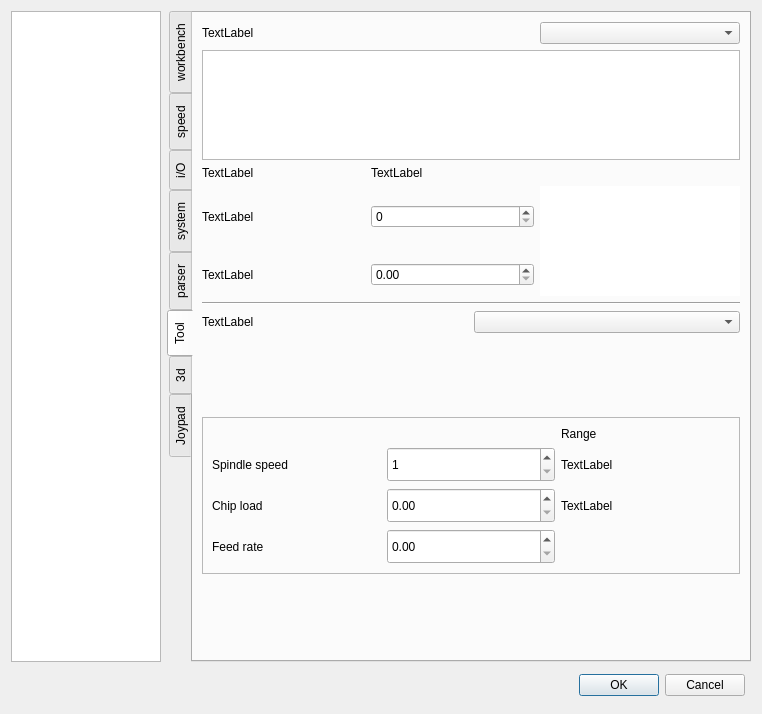
First picture: the form in sources/forms/Settings.ui, repository eduard-x/cnc-qt, before the edit.
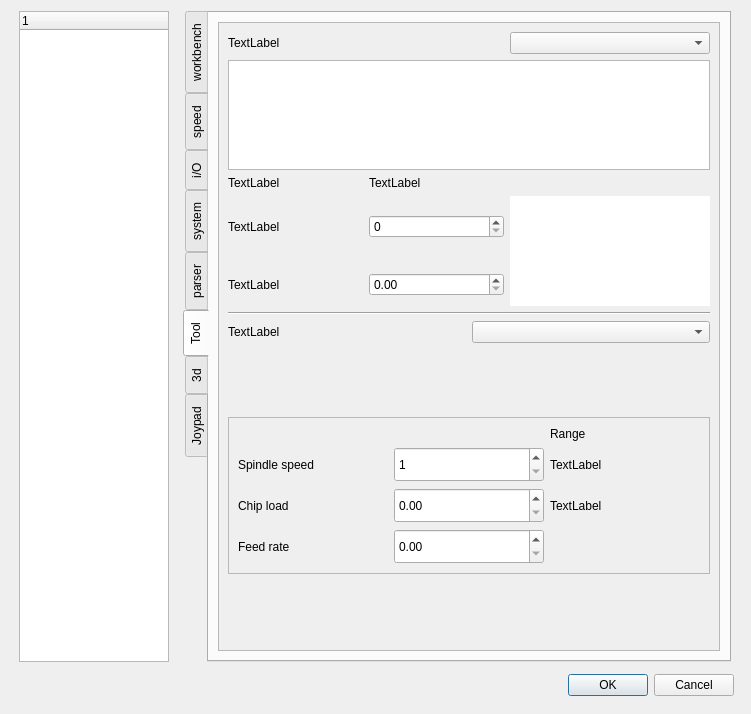
Second picture: the form after the edit. The open tabs and pages were chosen to show the change.

Commit message: tool/material settings ui

The edit to the form file:
```diff
--- a/sources/forms/Settings.ui
+++ b/sources/forms/Settings.ui
@@ -6,7 +6,7 @@
    <rect>
     <x>0</x>
     <y>0</y>
-    <width>762</width>
+    <width>751</width>
     <height>714</height>
    </rect>
   </property>
@@ -50,36 +50,20 @@
      <property name="sizeConstraint">
       <enum>QLayout::SetMinimumSize</enum>
      </property>
-     <item row="0" column="0">
-      <widget class="QListWidget" name="listWidget">
-       <property name="sizePolicy">
-        <sizepolicy hsizetype="MinimumExpanding" vsizetype="Expanding">
-         <horstretch>0</horstretch>
-         <verstretch>0</verstretch>
-        </sizepolicy>
-       </property>
-       <property name="minimumSize">
-        <size>
-         <width>75</width>
-         <height>0</height>
-        </size>
-       </property>
-       <property name="maximumSize">
-        <size>
-         <width>150</width>
-         <height>16777215</height>
-        </size>
-       </property>
-      </widget>
-     </item>
      <item row="0" column="1">
       <widget class="QTabWidget" name="tabWidget">
        <property name="sizePolicy">
-        <sizepolicy hsizetype="Minimum" vsizetype="Minimum">
+        <sizepolicy hsizetype="Fixed" vsizetype="MinimumExpanding">
          <horstretch>0</horstretch>
          <verstretch>0</verstretch>
         </sizepolicy>
        </property>
+       <property name="minimumSize">
+        <size>
+         <width>0</width>
+         <height>0</height>
+        </size>
+       </property>
        <property name="inputMethodHints">
         <set>Qt::ImhNone</set>
        </property>
@@ -2359,14 +2343,46 @@
         </attribute>
         <layout class="QGridLayout" name="gridLayout_22">
          <item row="0" column="0">
+          <widget class="QScrollArea" name="scrollArea">
+           <property name="sizePolicy">
+            <sizepolicy hsizetype="Fixed" vsizetype="MinimumExpanding">
+             <horstretch>0</horstretch>
+             <verstretch>0</verstretch>
+            </sizepolicy>
+           </property>
+           <property name="minimumSize">
+            <size>
+             <width>500</width>
+             <height>0</height>
+            </size>
+           </property>
+           <property name="maximumSize">
+            <size>
+             <width>600</width>
+             <height>16777215</height>
+            </size>
+           </property>
+           <property name="widgetResizable">
+            <bool>true</bool>
+           </property>
+           <widget class="QWidget" name="scrollAreaWidgetContents">
+            <property name="geometry">
+             <rect>
+              <x>0</x>
+              <y>0</y>
+              <width>525</width>
+              <height>635</height>
+             </rect>
+            </property>
+            <property name="sizePolicy">
+             <sizepolicy hsizetype="Preferred" vsizetype="Preferred">
+              <horstretch>0</horstretch>
+              <verstretch>0</verstretch>
+             </sizepolicy>
+            </property>
+            <layout class="QVBoxLayout" name="verticalLayout_3">
+             <item>
           <layout class="QGridLayout" name="gridLayout_2">
-           <item row="0" column="0">
-            <widget class="QLabel" name="labelTool">
-             <property name="text">
-              <string>TextLabel</string>
-             </property>
-            </widget>
-           </item>
            <item row="0" column="2">
             <widget class="QComboBox" name="comboBoxTool"/>
            </item>
@@ -2472,16 +2488,23 @@
              </property>
             </widget>
            </item>
-          </layout>
-         </item>
-         <item row="1" column="0">
+               <item row="0" column="0" colspan="2">
+                <widget class="QLabel" name="labelTool">
+                 <property name="text">
+                  <string>TextLabel</string>
+                 </property>
+                </widget>
+               </item>
+              </layout>
+             </item>
+             <item>
           <widget class="Line" name="line_2">
            <property name="orientation">
             <enum>Qt::Horizontal</enum>
            </property>
           </widget>
          </item>
-         <item row="2" column="0">
+             <item>
           <layout class="QHBoxLayout" name="horizontalLayout_6">
            <item>
             <widget class="QLabel" name="labelMaterial">
@@ -2495,7 +2518,7 @@
            </item>
           </layout>
          </item>
-         <item row="3" column="0">
+             <item>
           <spacer name="verticalSpacer_5">
            <property name="orientation">
             <enum>Qt::Vertical</enum>
@@ -2508,7 +2531,7 @@
            </property>
           </spacer>
          </item>
-         <item row="4" column="0">
+             <item>
           <widget class="QFrame" name="frame">
            <property name="minimumSize">
             <size>
@@ -2610,7 +2633,7 @@
            </layout>
           </widget>
          </item>
-         <item row="5" column="0">
+             <item>
           <spacer name="verticalSpacer_3">
            <property name="orientation">
             <enum>Qt::Vertical</enum>
@@ -2625,6 +2648,10 @@
          </item>
         </layout>
        </widget>
+          </widget>
+         </item>
+        </layout>
+       </widget>
        <widget class="QWidget" name="tab_4">
         <property name="sizePolicy">
          <sizepolicy hsizetype="Minimum" vsizetype="Minimum">
@@ -3092,6 +3119,28 @@
        </widget>
       </widget>
      </item>
+     <item row="0" column="0">
+      <widget class="QTreeWidget" name="treeWidget">
+       <property name="sizePolicy">
+        <sizepolicy hsizetype="MinimumExpanding" vsizetype="Expanding">
+         <horstretch>0</horstretch>
+         <verstretch>0</verstretch>
+        </sizepolicy>
+       </property>
+       <property name="minimumSize">
+        <size>
+         <width>75</width>
+         <height>0</height>
+        </size>
+       </property>
+       <property name="maximumSize">
+        <size>
+         <width>150</width>
+         <height>16777215</height>
+        </size>
+       </property>
+      </widget>
+     </item>
     </layout>
    </item>
   </layout>
```
Left out of the diff: 106 changed lines with no effect on the pictures. Lines whose indentation alone changed are shown as unchanged. The commit also changes 3 other files.
